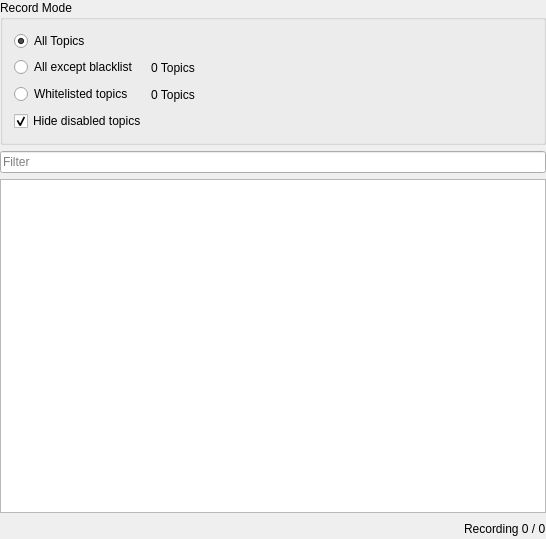
eclipse-ecal/ecal, file app/rec/rec_gui/src/widgets/topic_widget/topic_widget.ui: the form before one commit.
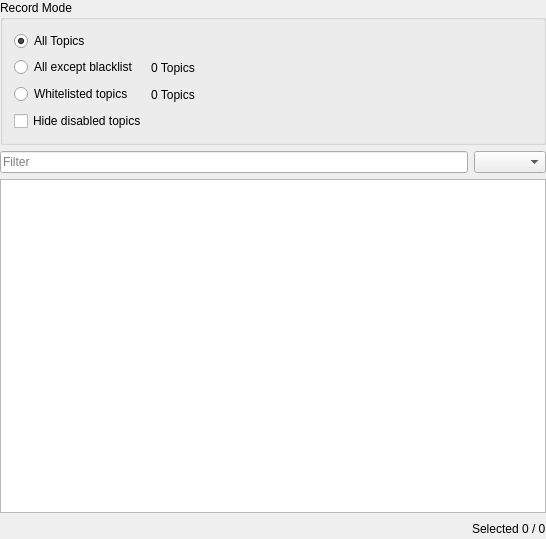
The form after the commit. Icons and pictures are not drawn. Custom widgets are drawn as their Qt base class.

Patch:
```diff
--- a/app/rec/rec_gui/src/widgets/topic_widget/topic_widget.ui
+++ b/app/rec/rec_gui/src/widgets/topic_widget/topic_widget.ui
@@ -162,14 +162,13 @@
         <property name="text">
          <string>Hide disabled topics</string>
         </property>
-        <property name="checked">
-         <bool>true</bool>
-        </property>
        </widget>
       </item>
      </layout>
     </widget>
    </item>
+   <item>
+    <layout class="QHBoxLayout" name="horizontalLayout">
    <item>
     <widget class="QFilterLineEdit" name="filter_lineedit">
      <property name="text">
@@ -181,6 +180,11 @@
     </widget>
    </item>
    <item>
+      <widget class="QComboBox" name="filter_combobox"/>
+     </item>
+    </layout>
+   </item>
+   <item>
     <widget class="QAdvancedTreeView" name="topic_treeview">
      <property name="alternatingRowColors">
       <bool>true</bool>
@@ -235,7 +239,7 @@
         </size>
        </property>
        <property name="text">
-        <string>Recording 0 / 0</string>
+        <string>Selected 0 / 0</string>
        </property>
       </widget>
      </item>
```
Left out of the diff: 4 changed lines with no effect on the pictures. Lines whose indentation alone changed are shown as unchanged.
